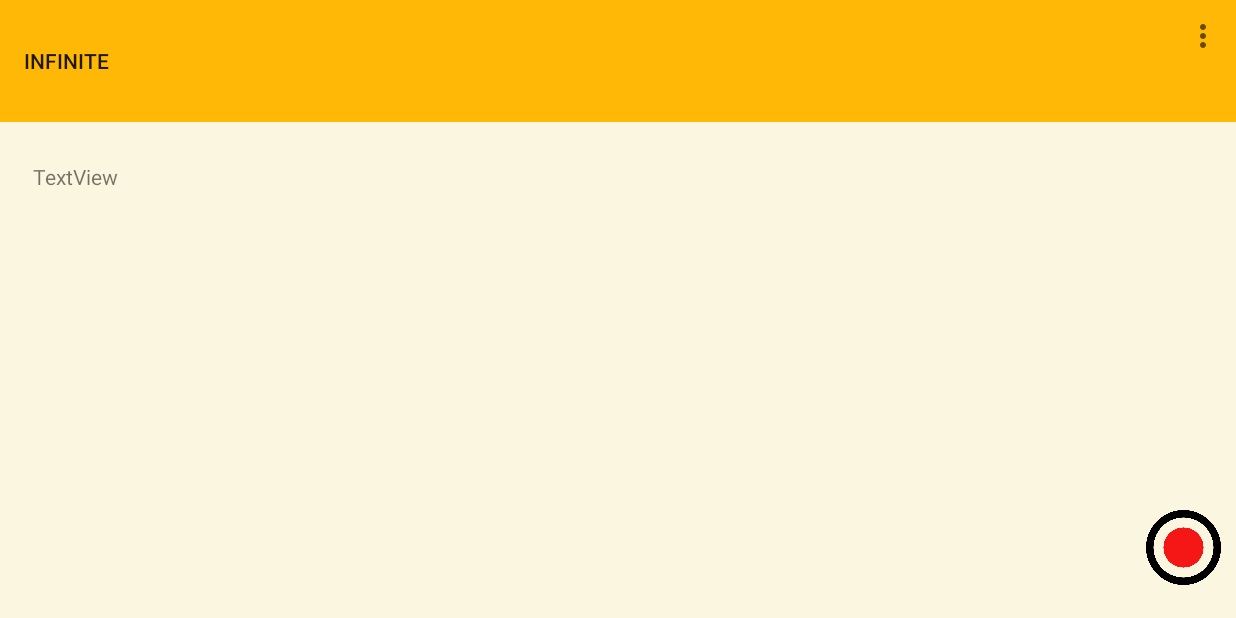
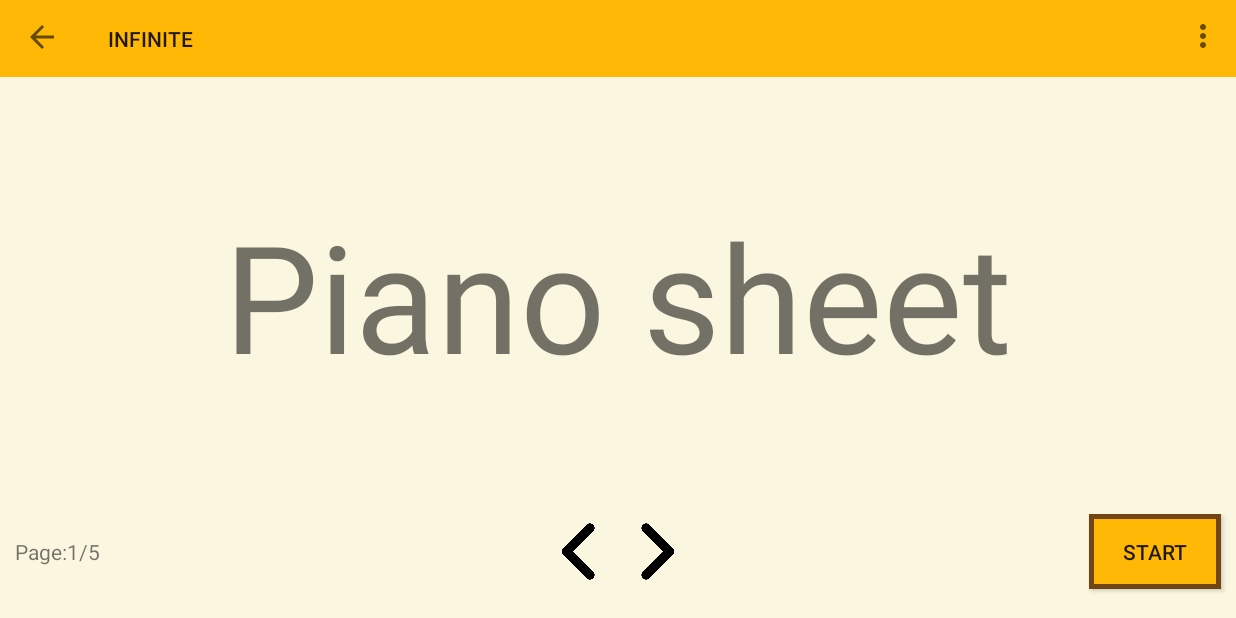
Before and after one commit to nicoletangsy/INFINITE, an Android app: the SightReadingMenuActivity screen opened directly, with no data from a screen before it, after a tap on "RIGHT HAND PRACTICE", on a phone screen of 824 x 412 dp (held sideways). Run offline under Robolectric (Android 15) with nearby library versions, the phone set to English and light mode, and no system bars.

Commit message:
Added UI of right hand practice, feedback and reading page

```diff
--- /dev/null
+++ b/app/src/main/java/comnicoletangsyinfinite/httpsgithub/infinite/RightHandReading.java
@@ -0,0 +1,61 @@
+package comnicoletangsyinfinite.httpsgithub.infinite;
+
+import android.content.Intent;
+import android.support.v7.app.AppCompatActivity;
+import android.os.Bundle;
+import android.support.v7.widget.Toolbar;
+import android.view.Menu;
+import android.view.MenuInflater;
+import android.view.MenuItem;
+import android.view.View;
+import android.widget.Button;
+import android.widget.TextView;
+
+public class RightHandReading extends AppCompatActivity {
+
+    @Override
+    protected void onCreate(Bundle savedInstanceState) {
+        super.onCreate(savedInstanceState);
+        setContentView(R.layout.activity_right_hand_reading);
+
+        Button startButton = findViewById(R.id.StartPractiseButton);
+        Button previousPageButton = findViewById(R.id.previousPageButton);
+        Button nextPageButton = findViewById(R.id.nextPageButton);
+        TextView pageNubmer = findViewById(R.id.pageNumber);
+
+        Toolbar toolbar = (Toolbar)findViewById(R.id.app_bar);
+        setSupportActionBar(toolbar);
+        getSupportActionBar().setDisplayHomeAsUpEnabled(true);
+        getSupportActionBar().setDisplayShowHomeEnabled(true);
+
+        startButton.setOnClickListener(new View.OnClickListener(){
+            @Override
+            public void onClick(View v){
+                startSightReading();
+            }
+        });
+
+    }
+
+    public void startSightReading() {
+        Intent intent = new Intent(this, RightHandPractice.class);
+        startActivity(intent);
+    }
+
+    @Override
+    public boolean onCreateOptionsMenu(Menu menu) {
+        MenuInflater inflater = getMenuInflater();
+        inflater.inflate(R.menu.menu, menu);
+        return true;
+    }
+
+    @Override
+    public boolean onOptionsItemSelected(MenuItem menuItem) {
+        if (menuItem.getItemId() == android.R.id.home) {
+            Intent intent = new Intent(RightHandReading.this, SightReadingMenuActivity.class);
+            startActivity(intent);
+            finish();
+        }
+        return super.onOptionsItemSelected(menuItem);
+    }
+}
--- a/app/src/main/java/comnicoletangsyinfinite/httpsgithub/infinite/SightReadingMenuActivity.java
+++ b/app/src/main/java/comnicoletangsyinfinite/httpsgithub/infinite/SightReadingMenuActivity.java
@@ -23,8 +23,8 @@ public class SightReadingMenuActivity extends AppCompatActivity {
 
         Toolbar toolbar = (Toolbar)findViewById(R.id.app_bar);
         setSupportActionBar(toolbar);
-
-
+        getSupportActionBar().setDisplayHomeAsUpEnabled(true);
+        getSupportActionBar().setDisplayShowHomeEnabled(true);
 
         lButton.setOnClickListener(new View.OnClickListener(){
             @Override
@@ -53,7 +53,7 @@ public class SightReadingMenuActivity extends AppCompatActivity {
     }
 
     public void openrightHandPracticePage() {
-        Intent intent = new Intent(this, RightHandPractice.class);
+        Intent intent = new Intent(this, RightHandReading.class);
         startActivity(intent);
     }
 
@@ -69,5 +69,14 @@ public class SightReadingMenuActivity extends AppCompatActivity {
         return true;
     }
 
+    @Override
+    public boolean onOptionsItemSelected(MenuItem menuItem) {
+        if (menuItem.getItemId() == android.R.id.home) {
+            Intent intent = new Intent(SightReadingMenuActivity.this, MainActivity.class);
+            startActivity(intent);
+            finish();
+        }
+        return super.onOptionsItemSelected(menuItem);
+    }
 
 }
--- a/app/src/main/res/layout/activity_right_hand_practice.xml
+++ b/app/src/main/res/layout/activity_right_hand_practice.xml
@@ -25,7 +25,7 @@
             layout="@layout/app_bar"
             android:layout_width="match_parent"
             android:layout_height="0dp"
-            android:layout_weight="1.5"></include>
+            android:layout_weight="0.75"></include>
 
         <android.support.v4.widget.Space
             android:layout_width="match_parent"
@@ -36,24 +36,23 @@
             android:id="@+id/textView2"
             android:layout_width="match_parent"
             android:layout_height="0dp"
-            android:layout_marginStart="22dp"
-            android:layout_marginEnd="22dp"
-            android:layout_marginBottom="85dp"
-            android:layout_weight="2"
-            android:text="TextView" />
+            android:layout_weight="2.5"
+            android:text="Piano sheet animation"
+            android:textSize="60dp"
+            android:gravity="center"/>
 
         <android.support.v4.widget.Space
             android:layout_width="match_parent"
             android:layout_height="0dp"
-            android:layout_weight="0.5" />
+            android:layout_weight="1" />
 
         <LinearLayout
             android:layout_width="match_parent"
             android:layout_height="0dp"
-            android:layout_weight="1.5"
+            android:layout_weight="1"
             android:layoutDirection="rtl"
             android:orientation="horizontal"
-            android:padding="10dp">
+            android:layout_marginRight="20dp">
 
             <Button
                 android:id="@+id/recordButton"
@@ -70,6 +69,12 @@
                 android:background="@drawable/playbutton"
                 android:text="" />
 
+            <Button
+                android:id="@+id/analyzeButton"
+                android:layout_width="100dp"
+                android:layout_height="50dp"
+                android:text="Analyze"
+                android:background="@drawable/button"/>
 
         </LinearLayout>
     </LinearLayout>
--- /dev/null
+++ b/app/src/main/res/layout/activity_right_hand_reading.xml
@@ -0,0 +1,124 @@
+<?xml version="1.0" encoding="utf-8"?>
+<android.support.constraint.ConstraintLayout xmlns:android="http://schemas.android.com/apk/res/android"
+    xmlns:app="http://schemas.android.com/apk/res-auto"
+    xmlns:tools="http://schemas.android.com/tools"
+    android:layout_width="match_parent"
+    android:layout_height="match_parent"
+    android:background="@color/backgroundColor"
+    tools:context=".RightHandPractice"
+    tools:layout_editor_absoluteY="25dp">
+
+
+    <LinearLayout
+        android:id="@+id/linearLayout"
+        android:layout_width="0dp"
+        android:layout_height="0dp"
+        android:orientation="vertical"
+        android:weightSum="6"
+        app:layout_constraintBottom_toBottomOf="parent"
+        app:layout_constraintEnd_toEndOf="parent"
+        app:layout_constraintHorizontal_bias="0.0"
+        app:layout_constraintStart_toStartOf="parent"
+        app:layout_constraintTop_toTopOf="parent"
+        app:layout_constraintVertical_bias="0.0">
+
+        <include
+            android:id="@+id/app_bar"
+            layout="@layout/app_bar"
+            android:layout_width="match_parent"
+            android:layout_height="0dp"
+            android:layout_weight="0.75"></include>
+
+        <android.support.v4.widget.Space
+            android:layout_width="match_parent"
+            android:layout_height="0dp"
+            android:layout_weight="0.5" />
+
+        <TextView
+            android:id="@+id/textView2"
+            android:layout_width="match_parent"
+            android:layout_height="0dp"
+            android:layout_weight="3.25"
+            android:text="Piano sheet"
+            android:textSize="100dp"
+            android:gravity="center"/>
+
+        <android.support.v4.widget.Space
+            android:layout_width="match_parent"
+            android:layout_height="0dp"
+            android:layout_weight="0.5" />
+
+
+
+        <LinearLayout
+            android:layout_width="match_parent"
+            android:layout_height="0dp"
+            android:layout_weight="1"
+            android:weightSum="3"
+            android:orientation="horizontal">
+
+            <LinearLayout
+                android:layout_width="0dp"
+                android:layout_height="match_parent"
+                android:layout_weight="1"
+                android:orientation="horizontal"
+                android:layoutDirection="ltr">
+
+                <TextView
+                    android:id="@+id/pageNumber"
+                    android:layout_width="wrap_content"
+                    android:layout_height="50dp"
+                    android:layout_gravity="left"
+                    android:gravity="center"
+                    android:text="Page:1/5"
+                    android:layout_marginLeft="10dp"/>
+
+            </LinearLayout>
+
+            <LinearLayout
+                android:layout_width="0dp"
+                android:layout_height="match_parent"
+                android:layout_weight="1"
+                android:gravity="center">
+
+                <Button
+                    android:id="@+id/previousPageButton"
+                    android:layout_width="50dp"
+                    android:layout_height="50dp"
+                    android:layout_gravity="right"
+                    android:background="@drawable/previouspage"
+                    android:text="" />
+
+                <Button
+                    android:id="@+id/nextPageButton"
+                    android:layout_width="50dp"
+                    android:layout_height="50dp"
+                    android:layout_gravity="right"
+                    android:background="@drawable/nextpage"
+                    android:text="" />
+
+            </LinearLayout>
+
+
+            <LinearLayout
+                android:layout_width="0dp"
+                android:layout_height="match_parent"
+                android:layout_weight="1"
+                android:orientation="horizontal"
+                android:layoutDirection="rtl">
+
+                <Button
+                    android:id="@+id/StartPractiseButton"
+                    android:layout_width="wrap_content"
+                    android:layout_height="50dp"
+                    android:layout_gravity="right"
+                    android:background="@drawable/button"
+                    android:text="Start"
+                    android:layout_marginRight="10dp"/>
+
+            </LinearLayout>
+        </LinearLayout>
+    </LinearLayout>
+
+
+</android.support.constraint.ConstraintLayout>
```
Also changed, not shown: app/src/main/AndroidManifest.xml (+10 -1 lines), app/src/main/java/comnicoletangsyinfinite/httpsgithub/infinite/RightHandFeedback.java (added, +47 -0 lines), app/src/main/java/comnicoletangsyinfinite/httpsgithub/infinite/RightHandPractice.java (+29 -0 lines), app/src/main/res/layout/activity_right_hand_feedback.xml (added, +120 -0 lines), app/src/main/res/drawable/nextpage.png (added), app/src/main/res/drawable/previouspage.png (added).
